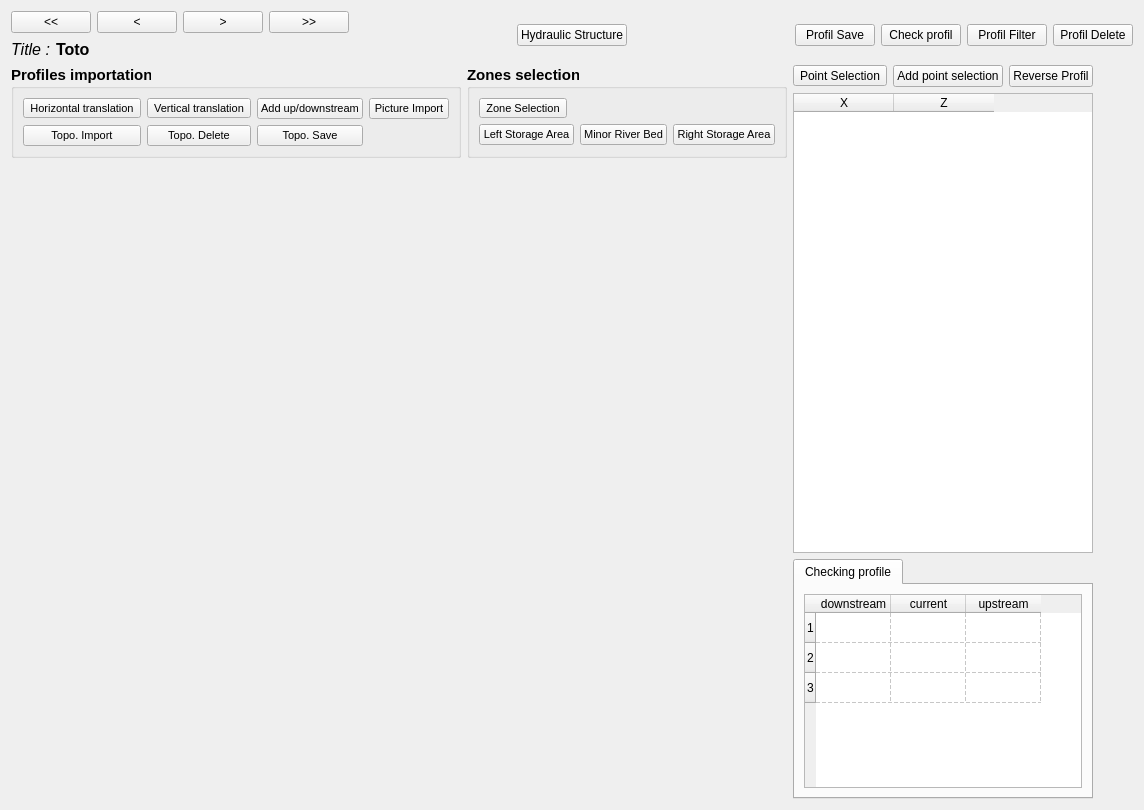
Old version of the form ui/graphProfil.ui in the repository Artelia/Mascaret.
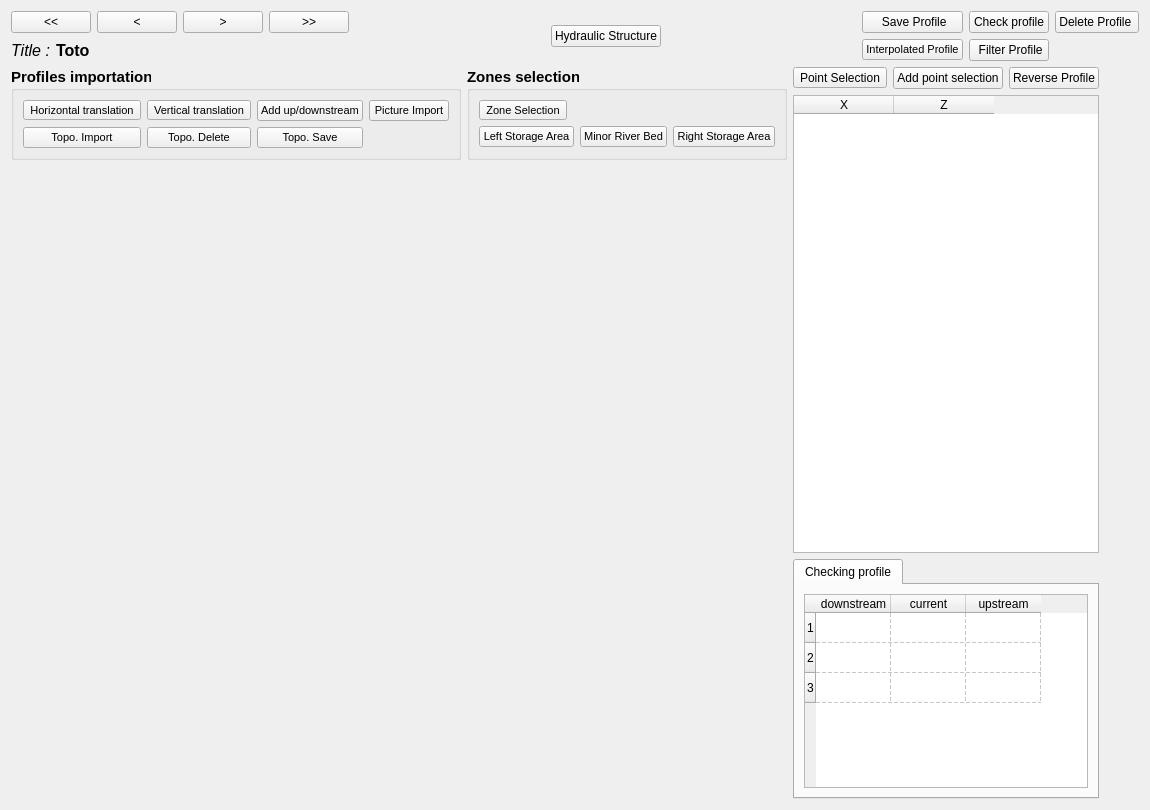
New version of the form. Icons and pictures are not drawn.

```diff
--- a/ui/graphProfil.ui
+++ b/ui/graphProfil.ui
@@ -9,7 +9,7 @@
    <rect>
     <x>0</x>
     <y>0</y>
-    <width>1030</width>
+    <width>1083</width>
     <height>810</height>
    </rect>
   </property>
@@ -168,9 +168,9 @@
         </spacer>
        </item>
        <item>
-        <layout class="QHBoxLayout" name="horizontalLayout_7">
-         <item>
-          <widget class="QPushButton" name="bt_profil_save">
+        <layout class="QGridLayout" name="gridLayout_8">
+         <item row="0" column="2">
+          <widget class="QPushButton" name="bt_profil_del">
            <property name="sizePolicy">
             <sizepolicy hsizetype="Expanding" vsizetype="Fixed">
              <horstretch>0</horstretch>
@@ -178,18 +178,43 @@
             </sizepolicy>
            </property>
            <property name="text">
-            <string>Profil Save</string>
+            <string>Delete Profile </string>
            </property>
           </widget>
          </item>
-         <item>
+         <item row="0" column="1">
           <widget class="QPushButton" name="bt_check_prof">
            <property name="text">
-            <string>Check profil</string>
+            <string>Check profile</string>
            </property>
           </widget>
          </item>
-         <item>
+         <item row="0" column="0">
+          <widget class="QPushButton" name="bt_profil_save">
+           <property name="sizePolicy">
+            <sizepolicy hsizetype="Expanding" vsizetype="Fixed">
+             <horstretch>0</horstretch>
+             <verstretch>0</verstretch>
+            </sizepolicy>
+           </property>
+           <property name="text">
+            <string> Save Profile</string>
+           </property>
+          </widget>
+         </item>
+         <item row="1" column="0">
+          <widget class="QPushButton" name="bt_interp">
+           <property name="font">
+            <font>
+             <pointsize>8</pointsize>
+            </font>
+           </property>
+           <property name="text">
+            <string>Interpolated Profile</string>
+           </property>
+          </widget>
+         </item>
+         <item row="1" column="1">
           <widget class="QPushButton" name="bt_profil_filter">
            <property name="sizePolicy">
             <sizepolicy hsizetype="Expanding" vsizetype="Fixed">
@@ -198,20 +223,7 @@
             </sizepolicy>
            </property>
            <property name="text">
-            <string>Profil Filter</string>
-           </property>
-          </widget>
-         </item>
-         <item>
-          <widget class="QPushButton" name="bt_profil_del">
-           <property name="sizePolicy">
-            <sizepolicy hsizetype="Expanding" vsizetype="Fixed">
-             <horstretch>0</horstretch>
-             <verstretch>0</verstretch>
-            </sizepolicy>
-           </property>
-           <property name="text">
-            <string>Profil Delete</string>
+            <string> Filter Profile</string>
            </property>
           </widget>
          </item>
@@ -256,7 +268,27 @@
                     </property>
                    </widget>
                   </item>
-                  <item row="0" column="4">
+                  <item row="1" column="3">
+                   <widget class="QPushButton" name="bt_topo_save">
+                    <property name="sizePolicy">
+                     <sizepolicy hsizetype="Expanding" vsizetype="Fixed">
+                      <horstretch>0</horstretch>
+                      <verstretch>0</verstretch>
+                     </sizepolicy>
+                    </property>
+                    <property name="font">
+                     <font>
+                      <pointsize>8</pointsize>
+                      <weight>50</weight>
+                      <bold>false</bold>
+                     </font>
+                    </property>
+                    <property name="text">
+                     <string>Topo. Save</string>
+                    </property>
+                   </widget>
+                  </item>
+                  <item row="0" column="5">
                    <widget class="QPushButton" name="bt_img_load">
                     <property name="sizePolicy">
                      <sizepolicy hsizetype="Expanding" vsizetype="Fixed">
@@ -366,26 +398,6 @@
                     </property>
                    </widget>
                   </item>
-                  <item row="1" column="3">
-                   <widget class="QPushButton" name="bt_topo_save">
-                    <property name="sizePolicy">
-                     <sizepolicy hsizetype="Expanding" vsizetype="Fixed">
-                      <horstretch>0</horstretch>
-                      <verstretch>0</verstretch>
-                     </sizepolicy>
-                    </property>
-                    <property name="font">
-                     <font>
-                      <pointsize>8</pointsize>
-                      <weight>50</weight>
-                      <bold>false</bold>
-                     </font>
-                    </property>
-                    <property name="text">
-                     <string>Topo. Save</string>
-                    </property>
-                   </widget>
-                  </item>
                  </layout>
                 </item>
                </layout>
@@ -564,7 +576,7 @@
              <item row="0" column="2">
               <widget class="QPushButton" name="bt_reverse_prof">
                <property name="text">
-                <string>Reverse Profil</string>
+                <string>Reverse Profile</string>
                </property>
               </widget>
              </item>
```
